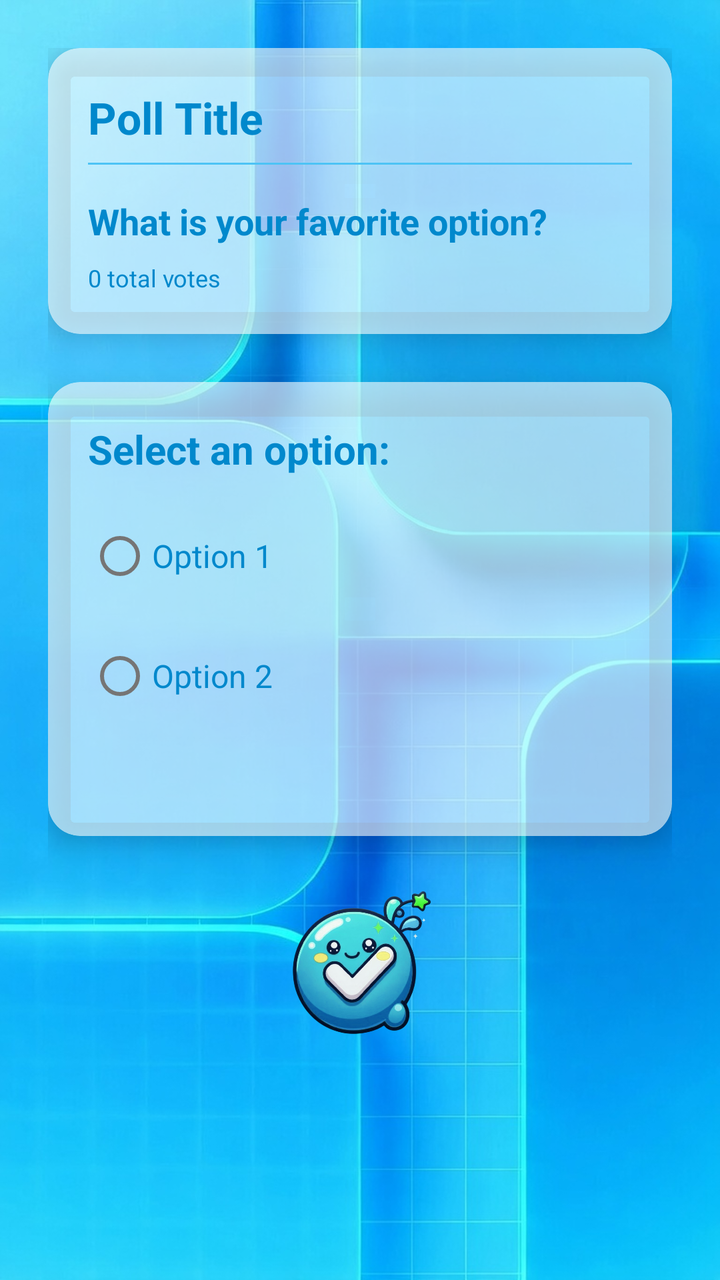
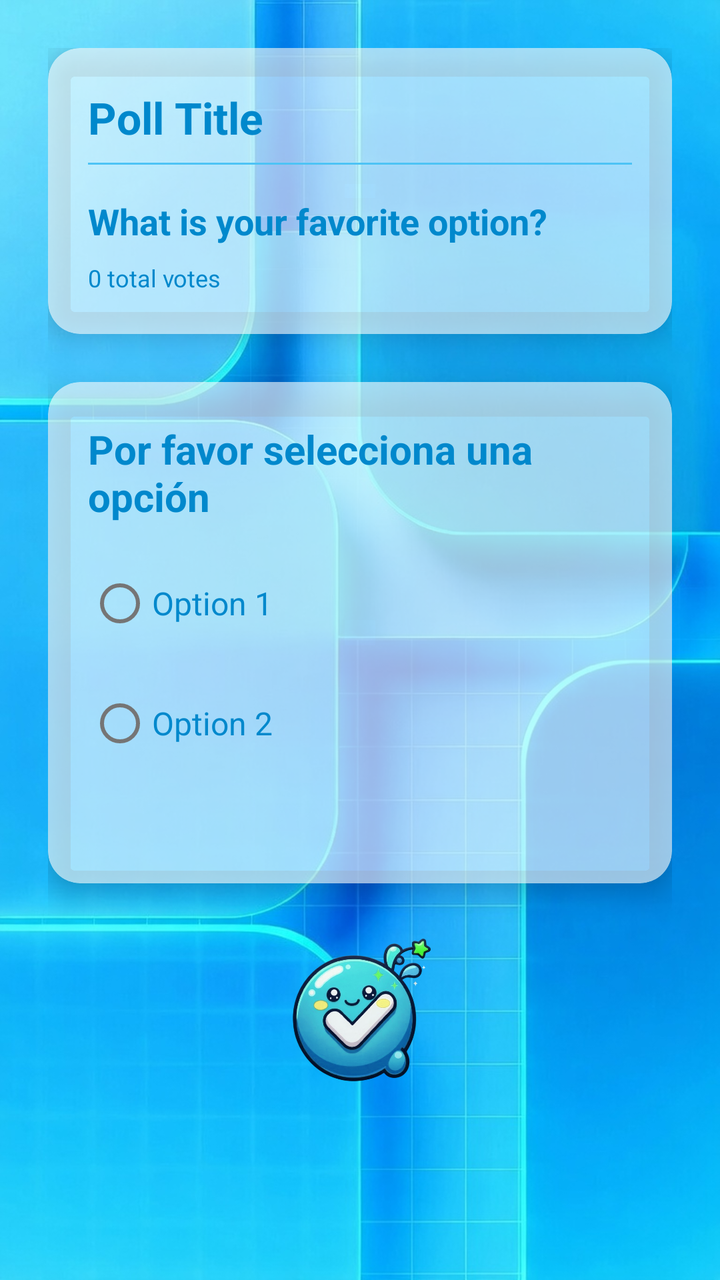

Compare the two renders of this Android layout. The source of the first and the diff that turns it into the second are given below.
<!-- AndroidManifest.xml: application theme Theme.PollCore -->
<!-- res/layout/activity_poll_detail.xml -->
<?xml version="1.0" encoding="utf-8"?>
<androidx.constraintlayout.widget.ConstraintLayout xmlns:android="http://schemas.android.com/apk/res/android"
    xmlns:app="http://schemas.android.com/apk/res-auto"
    xmlns:tools="http://schemas.android.com/tools"
    android:id="@+id/main"
    android:layout_width="match_parent"
    android:layout_height="match_parent"
    android:background="@drawable/poll"
    tools:context=".activities.PollDetailActivity">

    <ScrollView
        android:layout_width="match_parent"
        android:layout_height="match_parent"
        android:fillViewport="true"
        app:layout_constraintBottom_toBottomOf="parent"
        app:layout_constraintEnd_toEndOf="parent"
        app:layout_constraintStart_toStartOf="parent"
        app:layout_constraintTop_toTopOf="parent">

        <LinearLayout
            android:layout_width="match_parent"
            android:layout_height="wrap_content"
            android:orientation="vertical"
            android:padding="24dp">

            <androidx.cardview.widget.CardView
                android:layout_width="match_parent"
                android:layout_height="wrap_content"
                android:layout_marginBottom="24dp"
                app:cardCornerRadius="16dp"
                app:cardElevation="8dp"
                app:cardBackgroundColor="@color/aero_glass">

                <LinearLayout
                    android:layout_width="match_parent"
                    android:layout_height="wrap_content"
                    android:orientation="vertical"
                    android:padding="20dp">

                    <TextView
                        android:id="@+id/tvPollTitle"
                        android:layout_width="match_parent"
                        android:layout_height="wrap_content"
                        android:layout_marginBottom="8dp"
                        android:text="Poll Title"
                        android:textColor="@color/frutiger_blue_dark"
                        android:textSize="22sp"
                        android:textStyle="bold" />

                    <TextView
                        android:id="@+id/tvPollDescription"
                        android:layout_width="match_parent"
                        android:layout_height="wrap_content"
                        android:layout_marginBottom="16dp"
                        android:text="Description"
                        android:textColor="@color/frutiger_blue_light"
                        android:visibility="gone" />

                    <View
                        android:layout_width="match_parent"
                        android:layout_height="1dp"
                        android:layout_marginBottom="16dp"
                        android:background="@color/frutiger_blue_light" />

                    <TextView
                        android:id="@+id/tvPollQuestion"
                        android:layout_width="match_parent"
                        android:layout_height="wrap_content"
                        android:layout_marginBottom="8dp"
                        android:text="What is your favorite option?"
                        android:textColor="@color/frutiger_blue_dark"
                        android:textSize="18sp"
                        android:textStyle="bold" />

                    <TextView
                        android:id="@+id/tvVotesInfo"
                        android:layout_width="match_parent"
                        android:layout_height="wrap_content"
                        android:text="0 total votes"
                        android:textColor="@color/frutiger_blue_dark"
                        android:textSize="12sp" />

                </LinearLayout>

            </androidx.cardview.widget.CardView>

            <androidx.cardview.widget.CardView
                android:layout_width="match_parent"
                android:layout_height="wrap_content"
                android:layout_marginBottom="24dp"
                app:cardCornerRadius="16dp"
                app:cardElevation="8dp"
                app:cardBackgroundColor="@color/aero_glass">

                <LinearLayout
                    android:layout_width="match_parent"
                    android:layout_height="wrap_content"
                    android:orientation="vertical"
                    android:padding="20dp">

                    <TextView
                        android:layout_width="wrap_content"
                        android:layout_height="wrap_content"
                        android:layout_marginBottom="16dp"
                        android:text="Select an option:"
                        android:textColor="@color/frutiger_blue_dark"
                        android:textSize="20sp"
                        android:textStyle="bold" />

                    <RadioGroup
                        android:id="@+id/rgOptions"
                        android:layout_width="match_parent"
                        android:layout_height="wrap_content"
                        android:layout_marginBottom="24dp">

                        <RadioButton
                            android:id="@+id/rbOption1"
                            android:layout_width="match_parent"
                            android:layout_height="wrap_content"
                            android:layout_marginBottom="12dp"
                            android:text="Option 1"
                            android:textColor="@color/frutiger_blue_dark"
                            android:textSize="16sp" />

                        <RadioButton
                            android:id="@+id/rbOption2"
                            android:layout_width="match_parent"
                            android:layout_height="wrap_content"
                            android:layout_marginBottom="12dp"
                            android:text="Option 2"
                            android:textColor="@color/frutiger_blue_dark"
                            android:textSize="16sp" />

                        <RadioButton
                            android:id="@+id/rbOption3"
                            android:layout_width="match_parent"
                            android:layout_height="wrap_content"
                            android:layout_marginBottom="12dp"
                            android:text="Option 3"
                            android:textColor="@color/frutiger_blue_dark"
                            android:visibility="gone" />

                        <RadioButton
                            android:id="@+id/rbOption4"
                            android:layout_width="match_parent"
                            android:layout_height="wrap_content"
                            android:text="Option 4"
                            android:textColor="@color/frutiger_blue_dark"
                            android:visibility="gone" />

                    </RadioGroup>

                </LinearLayout>

            </androidx.cardview.widget.CardView>

            <LinearLayout
                android:layout_width="match_parent"
                android:layout_height="wrap_content"
                android:gravity="center">

                <ImageButton
                    android:id="@+id/btnAccept"
                    android:layout_width="80dp"
                    android:layout_height="80dp"
                    android:src="@drawable/buttonblue"
                    android:background="@android:color/transparent"
                    android:scaleType="fitCenter" />

            </LinearLayout>

        </LinearLayout>

    </ScrollView>

</androidx.constraintlayout.widget.ConstraintLayout>
<!-- resources referenced by this layout -->
<resources>
  <color name="aero_glass">#99FFFFFF</color>
  <color name="frutiger_blue_dark">#0088CC</color>
  <color name="frutiger_blue_light">#4DC3F5</color>
  <!-- drawable buttonblue: png bitmap (drawable, 251468 bytes) -->
  <!-- drawable poll: jpg bitmap (drawable, 146826 bytes) -->
  <style name="Theme.PollCore" parent="Base.Theme.PollCore" />
  <style name="Base.Theme.PollCore" parent="Theme.MaterialComponents.DayNight.DarkActionBar">
          
          <item name="colorPrimary">@color/frutiger_blue_dark</item>
          <item name="colorPrimaryVariant">@color/frutiger_blue_deep</item>
          <item name="colorOnPrimary">@android:color/white</item>
  
          
          <item name="android:statusBarColor">@color/frutiger_blue_dark</item>
  
          
          <item name="android:windowBackground">@drawable/bg_frutiger_gradient</item>
  
          
          <item name="android:popupMenuStyle">@style/Widget.PollCore.PopupMenu</item>
      </style>
  <color name="frutiger_blue_deep">#0066B3</color>
  <!-- drawable bg_frutiger_gradient (drawable) -->
  <?xml version="1.0" encoding="utf-8"?>
  <shape xmlns:android="http://schemas.android.com/apk/res/android">
      <gradient
          android:startColor="#400066B3"
          android:endColor="#0000A3E0"
          android:angle="135"
          android:type="linear" />
  </shape>
  <style name="Widget.PollCore.PopupMenu" parent="Widget.MaterialComponents.PopupMenu">
          <item name="android:popupBackground">@color/aero_glass</item>
          <item name="android:textColor">@color/frutiger_blue_dark</item>
      </style>
</resources>

<!-- the commit's change to res/layout/activity_poll_detail.xml (unified diff, before → after) -->
@@ -102,7 +102,7 @@
                         android:layout_width="wrap_content"
                         android:layout_height="wrap_content"
                         android:layout_marginBottom="16dp"
-                        android:text="Select an option:"
+                        android:text="@string/poll_select_option"
                         android:textColor="@color/frutiger_blue_dark"
                         android:textSize="20sp"
                         android:textStyle="bold" />
<!-- resource entries referenced after the edit -->
@@ -5,6 +5,7 @@
   <color name="frutiger_blue_light">#4DC3F5</color>
   <!-- drawable buttonblue: png bitmap (drawable, 251468 bytes) -->
   <!-- drawable poll: jpg bitmap (drawable, 146826 bytes) -->
+  <string name="poll_select_option">Por favor selecciona una opción</string>
   <style name="Theme.PollCore" parent="Base.Theme.PollCore" />
   <style name="Base.Theme.PollCore" parent="Theme.MaterialComponents.DayNight.DarkActionBar">
           
